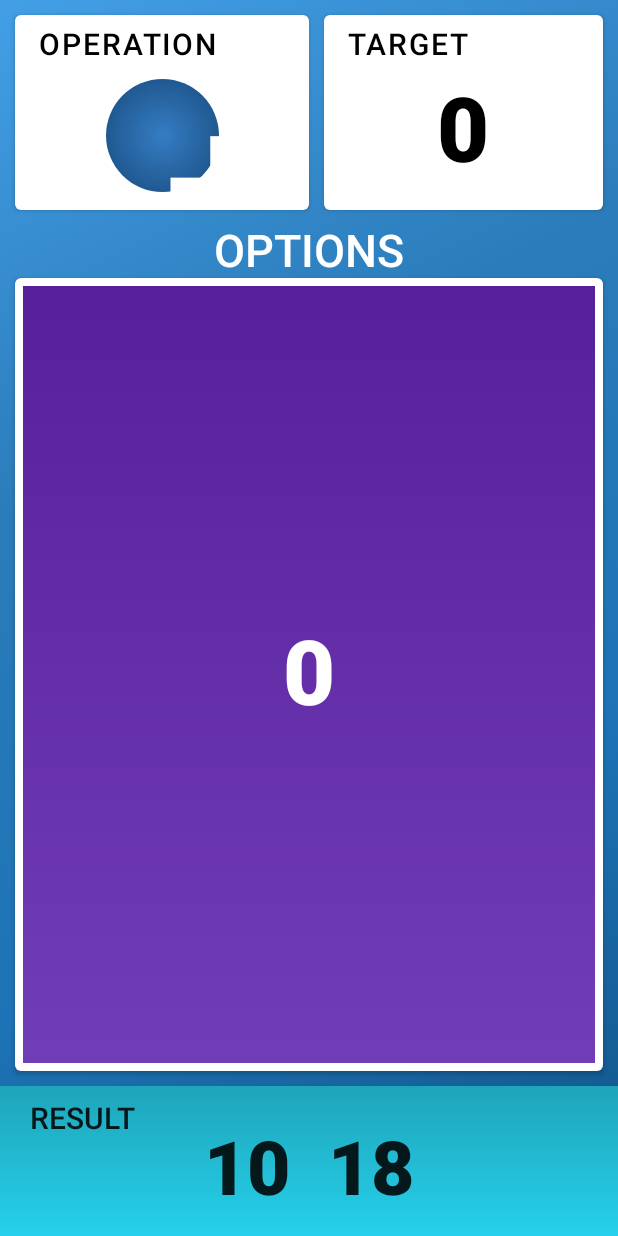
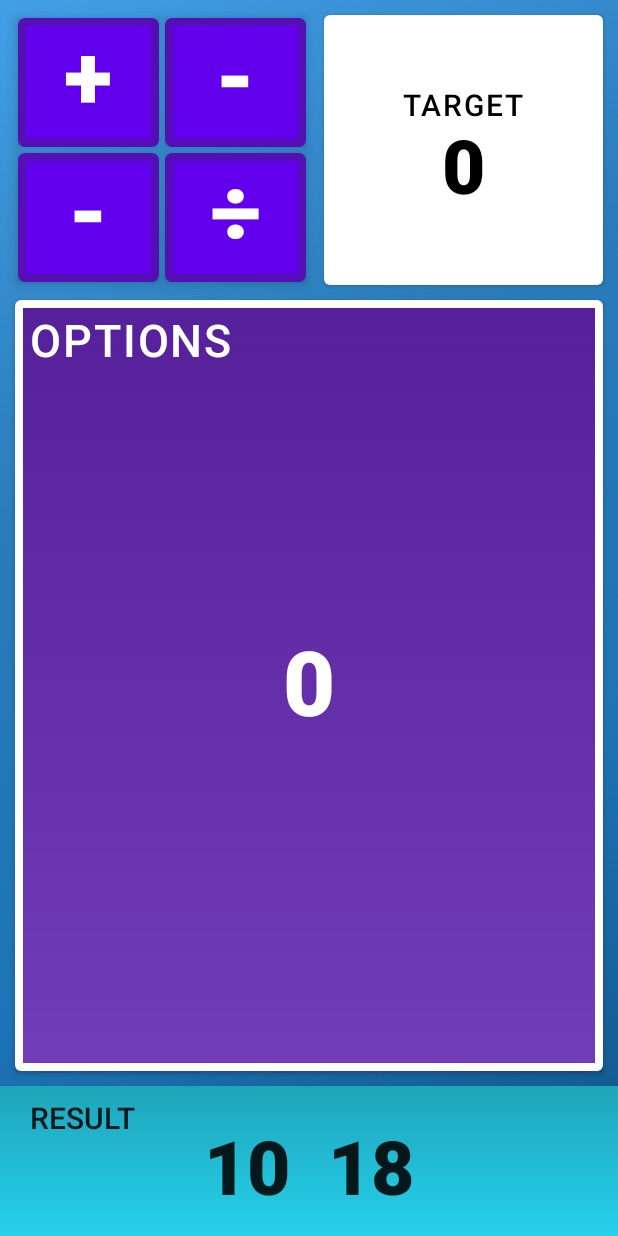
Before and after one commit to Tyler-Lopez/NumerositySolver, an Android app built with Jetpack Compose: the screen it shows after launch (MainActivity), on a phone screen of 412 x 824 dp. Run offline under Robolectric (Android 15) with nearby library versions, the phone set to English and light mode, and no system bars.

Commit message:
Updates on UI

```diff
--- a/app/src/main/java/com/company/numerositycheat/Calculations.kt
+++ b/app/src/main/java/com/company/numerositycheat/Calculations.kt
@@ -1,8 +1,8 @@
 package com.company.numerositycheat
 
-fun calculateAddition(arr: List<Int>, target: Int): String {
+fun calculate(arr: List<Int>, target: Int, operand: Operand): String {
     val returnList: MutableList<Int> = mutableListOf()
-    calculateAddition(arr, target, returnList)
+    calculate(arr, target, returnList, operand)
     val stringBuilder = StringBuilder()
     for (element in returnList) {
         stringBuilder.append(" $element ")
@@ -10,7 +10,7 @@ fun calculateAddition(arr: List<Int>, target: Int): String {
     return stringBuilder.toString()
 }
 
-fun calculateAddition(remaining: List<Int>, target: Int, output: MutableList<Int>) {
+private fun calculate(remaining: List<Int>, target: Int, output: MutableList<Int>, operand: Operand) {
     // If remaining is not inserted, just copy from the mutable list
 
     // For each one of the remaining elements in this trace
@@ -19,17 +19,23 @@ fun calculateAddition(remaining: List<Int>, target: Int, output: MutableList<Int
         val newRemaining = ArrayList(remaining)
         val trace = listOf(intAt)
         newRemaining.removeAt(i)
-        calculateAdditionRecursive(newRemaining, trace, target, intAt, output)
+        calculateRecursive(newRemaining, trace, target, intAt, output, operand)
     }
 }
 
-private fun calculateAdditionRecursive(
+private fun calculateRecursive(
     remaining: ArrayList<Int>,
     trace: List<Int>,
     target: Int,
     sum: Int,
-    output: MutableList<Int>
-) {
+    output: MutableList<Int>,
+    operand: Operand,
+    ) {
+    // Base-cases for searches which would be ineffective
+    when {
+        (operand == Operand.Addition || operand == Operand.Multiplication) -> if (sum > target) return
+        (operand == Operand.Subtraction || operand == Operand.Division) -> if (sum < target) return
+    }
     // Base case
     if (sum == target) {
         if (output.isEmpty()) {
@@ -47,12 +53,21 @@ private fun calculateAdditionRecursive(
             newTrace.add(element)
         newTrace.add(intAt)
         newRemaining.removeAt(i)
-        calculateAdditionRecursive(
+        // New sum
+        val newSum =
+            when (operand) {
+                Operand.Addition -> sum + intAt
+                Operand.Subtraction -> sum - intAt
+                Operand.Multiplication -> sum * intAt
+                Operand.Division -> sum / intAt
+            }
+        calculateRecursive(
             newRemaining,
             newTrace,
             target,
-            sum + intAt,
-            output
+            newSum,
+            output,
+            operand
         )
     }
 }
--- a/app/src/main/java/com/company/numerositycheat/MainActivity.kt
+++ b/app/src/main/java/com/company/numerositycheat/MainActivity.kt
@@ -4,10 +4,12 @@ import android.graphics.Paint
 import android.os.Bundle
 import androidx.activity.ComponentActivity
 import androidx.activity.compose.setContent
+import androidx.compose.foundation.BorderStroke
 import androidx.compose.foundation.Canvas
 import androidx.compose.foundation.background
 import androidx.compose.foundation.border
 import androidx.compose.foundation.layout.*
+import androidx.compose.foundation.shape.CircleShape
 import androidx.compose.foundation.shape.RoundedCornerShape
 import androidx.compose.material.*
 import androidx.compose.runtime.Composable
@@ -33,12 +35,14 @@ class MainActivity : ComponentActivity() {
             NumerosityCheatTheme {
                 // A surface container using the 'background' color from the theme
                 Surface() {
-                    val operand = Operand.Addition
-                    val target = 28
-                    val options = listOf(
+                    val operand = remember { mutableStateOf(value = Operand.Addition) }
+                    val target = remember { mutableStateOf(value = 28) }
+                    val options = remember {
+                        mutableListOf(
                             10, 17, 18, 15, 14
                         )
-                    val result = calculateAddition(options, target)
+                    }
+                    val result = calculate(options, target.value, operand.value)
 
                     // Various mutable variables
 
@@ -59,57 +63,66 @@ class MainActivity : ComponentActivity() {
                         Row(
                             modifier = Modifier
                                 .fillMaxWidth()
-                                .height(150.dp)
+                                .height(200.dp)
                         ) {
-                            Button(
+                            Box(
                                 modifier = Modifier
                                     .weight(0.5f)
                                     .padding(start = 10.dp, top = 10.dp, bottom = 10.dp)
-                                    .fillMaxSize(),
-                                onClick = {
-                                },
-                                colors = ButtonDefaults.buttonColors(backgroundColor = Color.White)
+                                    .fillMaxSize()
+                                    .background(Color.Transparent)
                             ) {
                                 Box(modifier = Modifier.fillMaxSize()) {
                                     Column(
-                                        verticalArrangement = Arrangement.Top,
-                                        horizontalAlignment = Alignment.Start
-                                    ) {
-                                        Text(
-                                            text = "OPERATION",
-                                            fontWeight = FontWeight.Medium,
-                                            fontSize = 20.sp,
-                                        )
-                                    }
-                                    Column(
                                         modifier = Modifier
-                                            .fillMaxSize()
-                                            .padding(top = 30.dp),
+                                            .fillMaxSize(),
                                         verticalArrangement = Arrangement.Center,
                                         horizontalAlignment = Alignment.CenterHorizontally
                                     ) {
-                                        Canvas(
+                                        for (i in 0..1) {
+                                            Row(
                                                 modifier = Modifier
-                                                .size(75.dp)
+                                                    .fillMaxWidth()
+                                                    .weight(0.5f)
                                             ) {
-                                            this.drawCircle(
-                                                Brush.radialGradient(
-                                                    listOf(
-                                                        Color(53, 125, 196),
-                                                        Color(32, 89, 145),
+                                                for (j in 0..1) {
+                                                    Button(
+                                                        shape = RoundedCornerShape(5.dp),
+                                                        modifier = Modifier
+                                                            .padding(2.dp)
+                                                            .weight(0.5f)
+                                                            .fillMaxSize()
+                                                            .shadow(5.dp),
+                                                        border = BorderStroke(
+                                                            5.dp,
+                                                            Color(0.2f, 0.2f, 0.2f, 0.3f)
+                                                        ),
+                                                        onClick = {
+
+                                                        },
+                                                        contentPadding = PaddingValues(),
+
+                                                        ) {
+                                                        Box(
+                                                            modifier = Modifier.fillMaxSize(),
+                                                            contentAlignment = Alignment.Center
+                                                        ) {
+                                                            val text = when (i + j) {
+                                                                0 -> "+"
+                                                                1 -> "-"
+                                                                2 -> "÷"
+                                                                else -> "×"
+                                                            }
+                                                            Text(
+                                                                modifier = Modifier.offset(y = -3.dp),
+                                                                text = text,
+                                                                fontWeight = FontWeight.Black,
+                                                                fontSize = 60.sp,
+                                                                color = Color.White,
                                                             )
-                                                )
-                                            )
-                                            drawContext.canvas.nativeCanvas.apply {
-                                                drawText(
-                                                    "+",
-                                                    57f,
-                                                    175f,
-                                                    Paint().apply {
-                                                        color = android.graphics.Color.WHITE
-                                                        textSize = 200f
                                                         }
-                                                )
+                                                    }
+                                                }
                                             }
                                         }
                                     }
@@ -127,27 +140,21 @@ class MainActivity : ComponentActivity() {
                             ) {
                                 Box(modifier = Modifier.fillMaxSize()) {
                                     Column(
-                                        verticalArrangement = Arrangement.Top,
-                                        horizontalAlignment = Alignment.Start
+                                        modifier = Modifier.fillMaxSize(),
+                                        horizontalAlignment = Alignment.CenterHorizontally,
+                                    verticalArrangement = Arrangement.Center
                                     ) {
                                             Text(
                                                 text = "TARGET",
                                                 fontWeight = FontWeight.Medium,
                                                 fontSize = 20.sp,
                                             )
-                                    }
-                                    Column(
-                                        modifier = Modifier
-                                            .fillMaxSize()
-                                            .padding(top = 25.dp),
-                                        verticalArrangement = Arrangement.Center,
-                                        horizontalAlignment = Alignment.CenterHorizontally
-                                    ) {
                                             Text(
                                                 text = "0",
                                                 fontWeight = FontWeight.Black,
-                                            fontSize = 60.sp,
+                                                fontSize = 50.sp,
                                             )
+
                                     }
                                 }
                             }
@@ -160,17 +167,7 @@ class MainActivity : ComponentActivity() {
                                 .fillMaxSize(),
                         ) {
                             Box(modifier = Modifier.fillMaxSize()) {
-                                Column(
-                                    modifier = Modifier,
-                                    verticalArrangement = Arrangement.Center,
-                                    horizontalAlignment = Alignment.CenterHorizontally
-                                ) {
-                                    Text(
-                                        text = "OPTIONS",
-                                        fontWeight = FontWeight.Medium,
-                                        fontSize = 30.sp,
-                                        color = Color.White
-                                    )
+
                                 Button(
                                     modifier = Modifier.fillMaxSize(),
                                     contentPadding = PaddingValues(),
@@ -179,6 +176,7 @@ class MainActivity : ComponentActivity() {
                                     },
                                     colors = ButtonDefaults.buttonColors(backgroundColor = Color.Transparent)
                                 ) {
+
                                     Box(
                                         modifier = Modifier
                                             .fillMaxSize()
@@ -196,6 +194,20 @@ class MainActivity : ComponentActivity() {
                                             ),
                                         contentAlignment = Alignment.Center
                                     ) {
+                                        Column(
+                                            modifier = Modifier
+                                                .fillMaxSize()
+                                                .padding(10.dp),
+                                            verticalArrangement = Arrangement.Top,
+                                            horizontalAlignment = Alignment.Start
+                                        ) {
+                                            Text(
+                                                text = "OPTIONS",
+                                                fontWeight = FontWeight.Medium,
+                                                fontSize = 30.sp,
+                                                color = Color.White
+                                            )
+                                        }
                                         Text(
                                             text = "0",
                                             textAlign = TextAlign.Center,
@@ -204,7 +216,7 @@ class MainActivity : ComponentActivity() {
                                             fontSize = 60.sp,
                                         )
                                     }
-                                    }
+
                                 }
                             }
 
@@ -226,7 +238,10 @@ class MainActivity : ComponentActivity() {
                                 Column(
                                     verticalArrangement = Arrangement.Top,
                                     horizontalAlignment = Alignment.Start,
-                                    modifier = Modifier.padding(horizontal = 20.dp, vertical = 10.dp)
+                                    modifier = Modifier.padding(
+                                        horizontal = 20.dp,
+                                        vertical = 10.dp
+                                    )
                                 ) {
                                     Text(
                                         text = "RESULT",
@@ -236,7 +251,8 @@ class MainActivity : ComponentActivity() {
                                 }
                                 Column(
                                     modifier = Modifier
-                                        .fillMaxSize().padding(top = 10.dp),
+                                        .fillMaxSize()
+                                        .padding(top = 10.dp),
                                     verticalArrangement = Arrangement.Center,
                                     horizontalAlignment = Alignment.CenterHorizontally
                                 ) {
```
Lines whose indentation alone changed are shown as unchanged.
